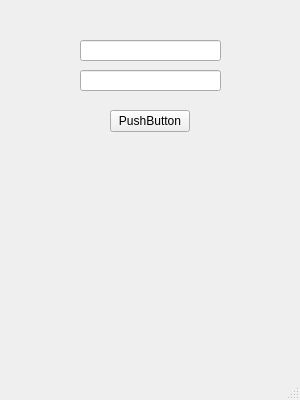
This is Calculator/mainwindow.ui in BOB450/Qt-Applications as Qt 5 draws it before an edit. The edited form follows.
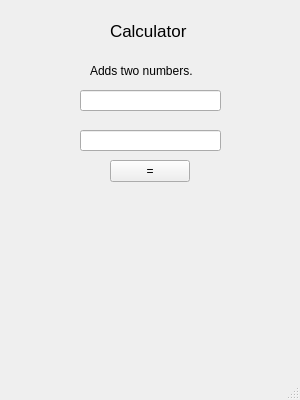
This is the edited form.

Commit message: added labels to the app for title

```diff
--- a/Calculator/mainwindow.ui
+++ b/Calculator/mainwindow.ui
@@ -30,7 +30,7 @@
     <property name="geometry">
      <rect>
       <x>80</x>
-      <y>40</y>
+      <y>90</y>
       <width>141</width>
       <height>21</height>
      </rect>
@@ -40,7 +40,7 @@
     <property name="geometry">
      <rect>
       <x>80</x>
-      <y>70</y>
+      <y>130</y>
       <width>141</width>
       <height>21</height>
      </rect>
@@ -50,13 +50,49 @@
     <property name="geometry">
      <rect>
       <x>110</x>
-      <y>110</y>
+      <y>160</y>
       <width>80</width>
       <height>22</height>
      </rect>
     </property>
     <property name="text">
-     <string>PushButton</string>
+     <string>=</string>
+    </property>
+   </widget>
+   <widget class="QLabel" name="label">
+    <property name="geometry">
+     <rect>
+      <x>110</x>
+      <y>10</y>
+      <width>81</width>
+      <height>41</height>
+     </rect>
+    </property>
+    <property name="font">
+     <font>
+      <pointsize>13</pointsize>
+     </font>
+    </property>
+    <property name="text">
+     <string>Calculator</string>
+    </property>
+   </widget>
+   <widget class="QLabel" name="label_2">
+    <property name="geometry">
+     <rect>
+      <x>90</x>
+      <y>50</y>
+      <width>131</width>
+      <height>41</height>
+     </rect>
+    </property>
+    <property name="font">
+     <font>
+      <pointsize>9</pointsize>
+     </font>
+    </property>
+    <property name="text">
+     <string>Adds two numbers.</string>
     </property>
    </widget>
   </widget>
```
